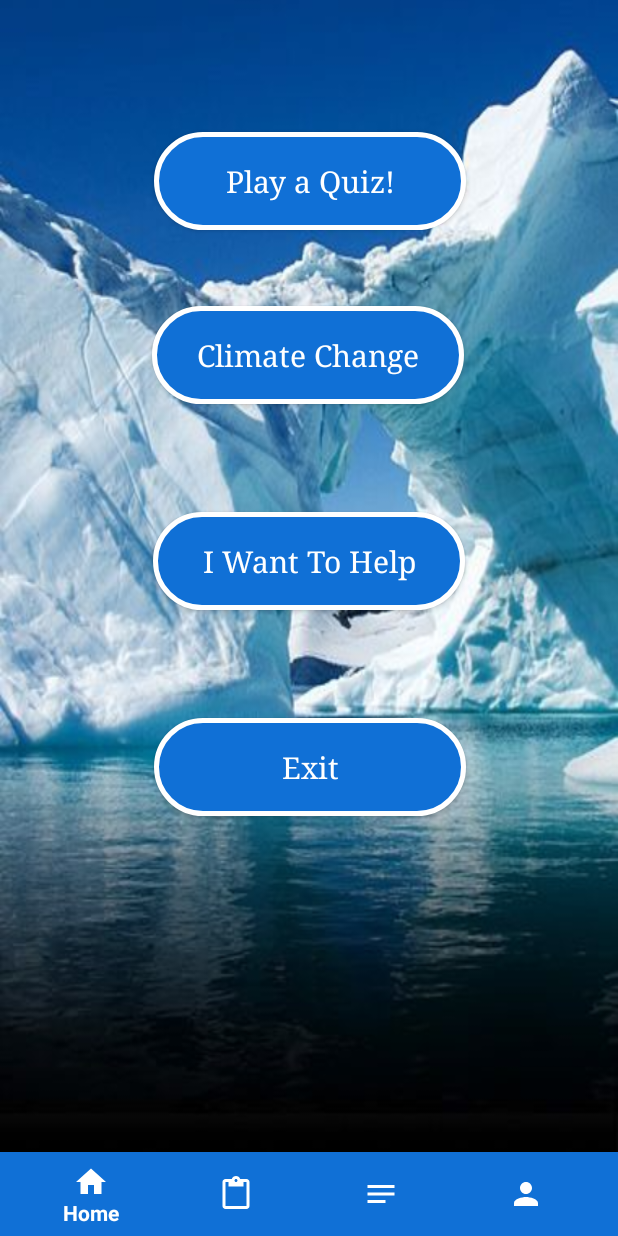
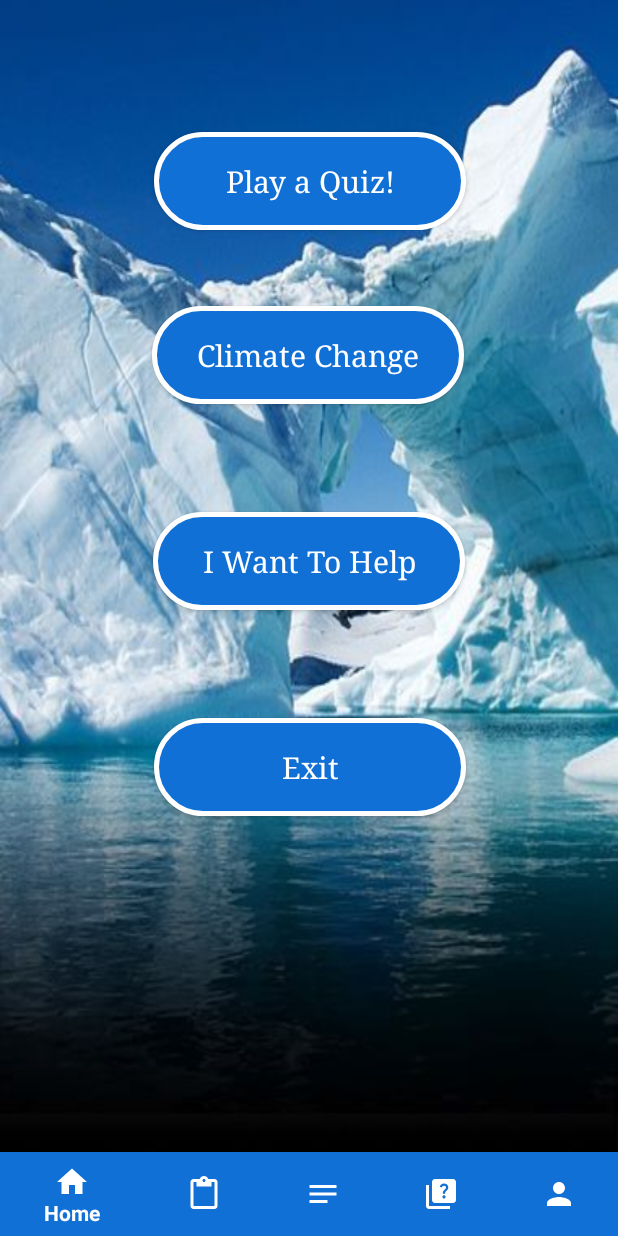
Before and after one commit to zhenxian0818/Mobile_Assignment, an Android app: the screen it shows after launch (MainActivity), on a phone screen of 412 x 824 dp. Run offline under Robolectric (Android 15) with nearby library versions, the light colour scheme and no system bars.

Commit message:
Dom God Code

```diff
--- a/app/src/main/java/com/example/mobileassignment/MainActivity.kt
+++ b/app/src/main/java/com/example/mobileassignment/MainActivity.kt
@@ -6,10 +6,7 @@ import android.widget.Button
 import android.widget.TextView
 import android.widget.Toast
 import androidx.fragment.app.Fragment
-import com.example.mobileassignment.fragments.DailyTaskFragment
-import com.example.mobileassignment.fragments.HomeFragment
-import com.example.mobileassignment.fragments.SetGoalFragment
-import com.example.mobileassignment.fragments.UserProfileFragment
+import com.example.mobileassignment.fragments.*
 import com.google.android.material.bottomnavigation.BottomNavigationView
 import com.google.android.material.internal.NavigationMenu
 import com.google.android.material.internal.NavigationMenuItemView
@@ -21,6 +18,7 @@ class MainActivity : AppCompatActivity() {
     private val setGoalFragment = SetGoalFragment()
     private val userProfileFragment = UserProfileFragment()
     private val homeFragment = HomeFragment()
+    private val quizFragment = QuizTitleFragment()
 
     lateinit var bottom_navigation : BottomNavigationView
 
@@ -44,6 +42,7 @@ class MainActivity : AppCompatActivity() {
                 R.id.ic_home_page->replaceFragment(homeFragment)
                 R.id.ic_daily_task->replaceFragment(dailyTaskFragment)
                 R.id.ic_set_goal->replaceFragment(setGoalFragment)
+                R.id.ic_quiz_page->replaceFragment(quizFragment)
                 R.id.ic_user_profile->{
 
                 }
--- /dev/null
+++ b/app/src/main/res/drawable/ic_quiz_page.xml
@@ -0,0 +1,6 @@
+<vector android:height="24dp" android:tint="#FFFFFF"
+    android:viewportHeight="24" android:viewportWidth="24"
+    android:width="24dp" xmlns:android="http://schemas.android.com/apk/res/android">
+    <path android:fillColor="@android:color/white" android:pathData="M4,6H2v14c0,1.1 0.9,2 2,2h14v-2H4V6z"/>
+    <path android:fillColor="@android:color/white" android:pathData="M20,2H8C6.9,2 6,2.9 6,4v12c0,1.1 0.9,2 2,2h12c1.1,0 2,-0.9 2,-2V4C22,2.9 21.1,2 20,2zM14.01,15c-0.59,0 -1.05,-0.47 -1.05,-1.05c0,-0.59 0.47,-1.04 1.05,-1.04c0.59,0 1.04,0.45 1.04,1.04C15.04,14.53 14.6,15 14.01,15zM16.51,8.83c-0.63,0.93 -1.23,1.21 -1.56,1.81c-0.13,0.24 -0.18,0.4 -0.18,1.18h-1.52c0,-0.41 -0.06,-1.08 0.26,-1.65c0.41,-0.73 1.18,-1.16 1.63,-1.8c0.48,-0.68 0.21,-1.94 -1.14,-1.94c-0.88,0 -1.32,0.67 -1.5,1.23l-1.37,-0.57C11.51,5.96 12.52,5 13.99,5c1.23,0 2.08,0.56 2.51,1.26C16.87,6.87 17.08,7.99 16.51,8.83z"/>
+</vector>
--- a/app/src/main/res/menu/main_menu.xml
+++ b/app/src/main/res/menu/main_menu.xml
@@ -17,6 +17,11 @@
         android:title="Set Goal" />
 
     <item
+        android:id="@+id/ic_quiz_page"
+        android:icon="@drawable/ic_quiz_page"
+        android:title="Quiz" />
+
+    <item
         android:id="@+id/ic_user_profile"
         android:icon="@drawable/ic_user_profile"
         android:title="User Profile" />
```
